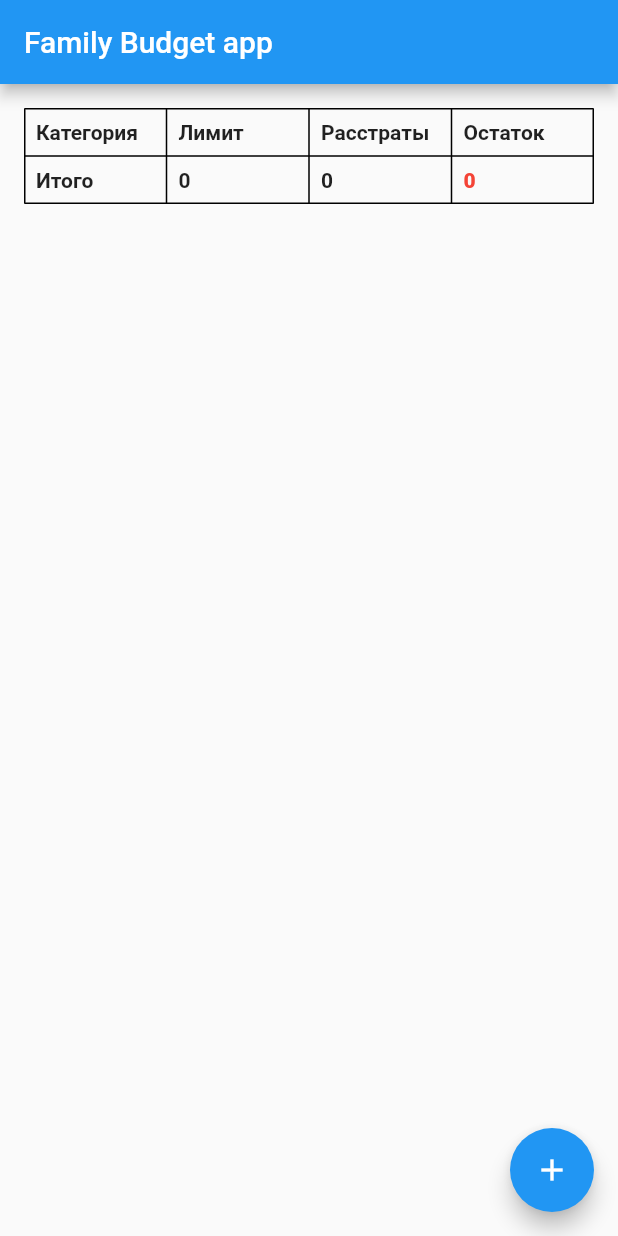
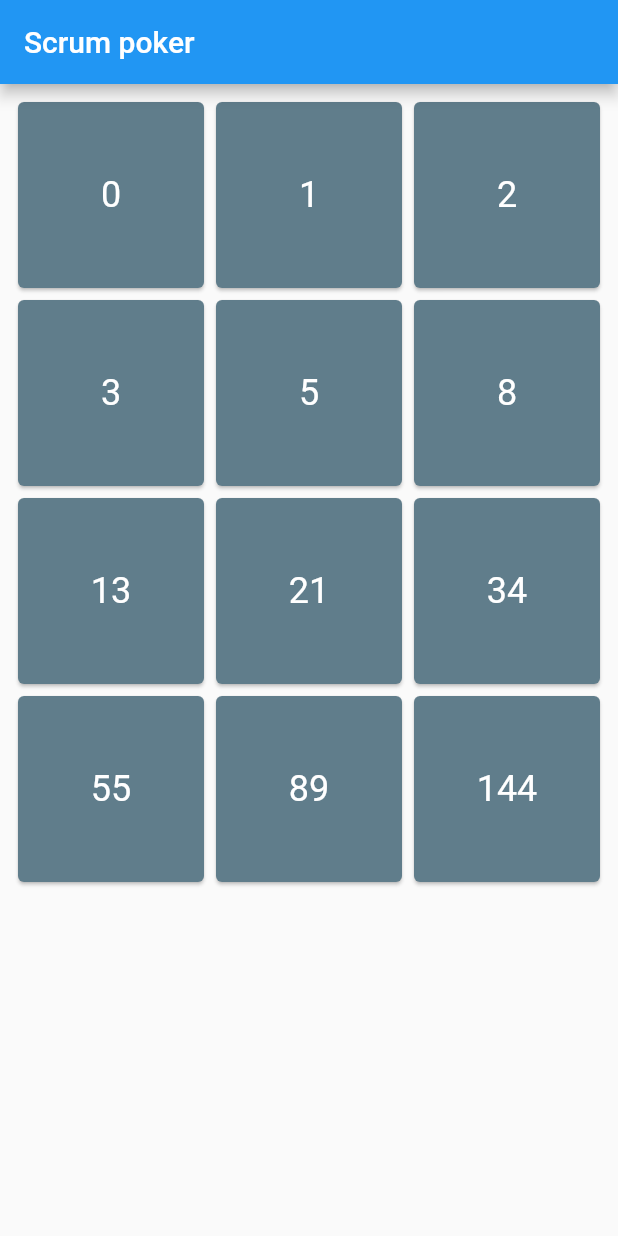
Before and after one commit to Sirelon/FamilyBudget, a Flutter app: the screen it shows after launch, on a phone screen of 412 x 824 dp. Run offline on Flutter 3.47's test engine with Material 2 defaults, Android fonts, the phone set to English and light mode, and no system bars; our stand-ins replace cached_network_image, cloud_firestore, firebase_core, firebase_storage, image_picker; accounts and stored records are empty.

Commit message:
created fibonacci cards.

```diff
--- a/lib/main.dart
+++ b/lib/main.dart
@@ -1,6 +1,7 @@
 import 'package:budget/pages/add_expensive_page.dart';
 import 'package:budget/pages/expenses_info_page.dart';
 import 'package:budget/pages/main_page.dart';
+import 'package:budget/poker/cards_list_page.dart';
 import 'package:firebase_core/firebase_core.dart';
 import 'package:flutter/cupertino.dart';
 import 'package:flutter/material.dart';
@@ -37,7 +38,8 @@ class BudgetApp extends StatelessWidget {
 
               // Once complete, show your application
               if (snapshot.connectionState == ConnectionState.done) {
-                return BudgetMainPage();
+                // return BudgetMainPage();
+                return CardsListPage();
               }
 
               // Otherwise, show something whilst waiting for initialization to complete
--- /dev/null
+++ b/lib/poker/cards_list_page.dart
@@ -0,0 +1,123 @@
+import 'package:flutter/material.dart';
+
+class CardsListPage extends StatelessWidget {
+  @override
+  Widget build(BuildContext context) {
+    return Scaffold(
+      appBar: AppBar(title: Text("Scrum poker")),
+      body: SafeArea(
+          child: Padding(
+        padding: const EdgeInsets.all(8.0),
+        child: GridView.count(
+          crossAxisCount: 3,
+          children: List.generate(12, (index) => cardItem(context, index)),
+        ),
+      )),
+    );
+  }
+
+  Widget cardItem(BuildContext context, int index) {
+    return InkWell(
+      onTap: () {
+        Navigator.push(
+            context,
+            PageRouteBuilder(
+                pageBuilder: (c, a1, a2) => CardFullPage(number: index)));
+      },
+      child: FibonacciCardWidget(
+        number: index,
+        big: false,
+      ),
+    );
+  }
+}
+
+int fibonacci(int n) {
+  if (n == 0) return 0;
+  if (n == 1) return 1;
+  if (n == 2) return 2;
+  return fibonacci(n - 2) + fibonacci(n - 1);
+}
+
+class FibonacciCardWidget extends StatelessWidget {
+  final int number;
+
+  final big;
+
+  FibonacciCardWidget({Key key, this.number, this.big}) : super(key: key);
+
+  @override
+  Widget build(BuildContext context) {
+    final text = fibonacci(number).toString();
+    var textStyle = big
+        ? Theme.of(context).textTheme.headline2.apply(color: Colors.white)
+        : Theme.of(context).textTheme.headline5.apply(color: Colors.white);
+    return Hero(
+      tag: text,
+      child: Card(
+        color: Colors.blueGrey,
+        child: Center(
+          child: Text(
+            text,
+            style: textStyle,
+          ),
+        ),
+      ),
+    );
+  }
+}
+
+class CardFullPage extends StatefulWidget {
+  final int number;
+
+  const CardFullPage({Key key, this.number}) : super(key: key);
+
+  @override
+  _CardFullPageState createState() => _CardFullPageState();
+}
+
+class _CardFullPageState extends State<CardFullPage> {
+  // 0 - hide
+  // 1 - reveal
+  var toReveal = false;
+
+  @override
+  Widget build(BuildContext context) {
+    final body = toReveal
+        ? FibonacciCardWidget(
+            number: widget.number,
+            big: true,
+          )
+        : Container(
+            width: double.infinity,
+            height: double.infinity,
+            color: Colors.deepOrangeAccent,
+            child: Center(
+                child: Text("Tap to reveal",
+                    style: Theme.of(context)
+                        .textTheme
+                        .headline2
+                        .apply(color: Colors.white))),
+          );
+    final titleText = toReveal ? "Tap to close" : "Ready. Tap to view.";
+    return Scaffold(
+      appBar: AppBar(title: Text(titleText)),
+      body: SafeArea(
+          child: Padding(
+        padding: const EdgeInsets.all(8.0),
+        child: InkWell(
+          child: body,
+          onTap: () {
+            if (toReveal) {
+              Navigator.pop(context);
+            } else {
+              setState(() {
+                toReveal = true;
+              });
+            }
+          },
+        ),
+      )),
+    );
+  }
+}
```
Also changed, not shown: 1 other file.
